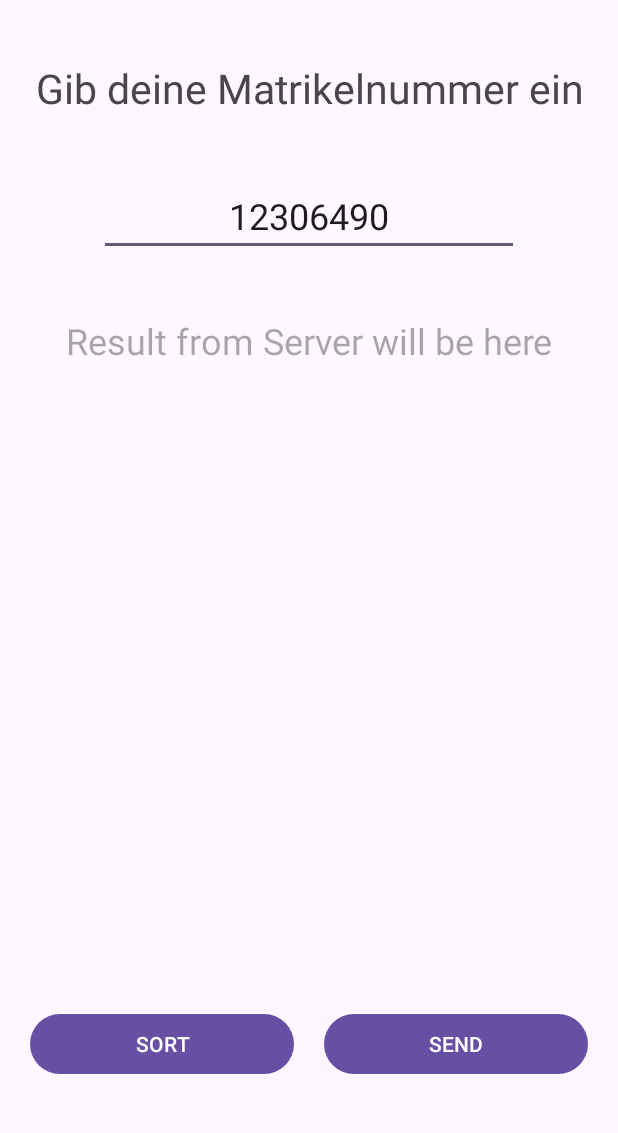
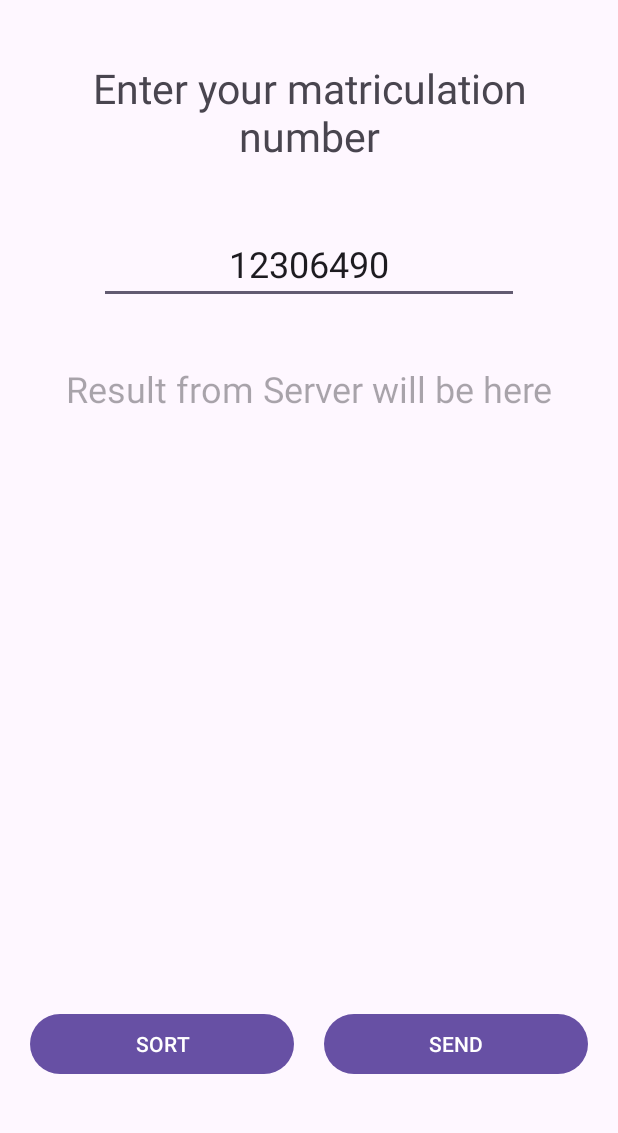
Before and after one commit to dapopovic/SE2Einzelphase, an Android app: the screen it shows after launch (MainActivity), on a phone screen of 412 x 824 dp, the part 96-1229 px from its top. Run offline under Robolectric (Android 15) with nearby library versions, the phone set to English and light mode, and no system bars.

Commit message:
Update text in activity_main.xml to be in english

```diff
--- a/app/src/main/res/layout/activity_main.xml
+++ b/app/src/main/res/layout/activity_main.xml
@@ -37,7 +37,7 @@
         android:layout_width="0dp"
         android:layout_height="wrap_content"
         android:gravity="center"
-        android:text="Gib deine Matrikelnummer ein"
+        android:text="Enter your matriculation number"
         android:textSize="27sp"
         app:layout_constraintEnd_toStartOf="@+id/rightGuideline"
         app:layout_constraintStart_toStartOf="@+id/leftGuideline"
@@ -57,7 +57,8 @@
         android:textSize="24sp"
         app:layout_constraintEnd_toStartOf="@+id/rightGuideline"
         app:layout_constraintStart_toStartOf="@+id/leftGuideline"
-        app:layout_constraintTop_toBottomOf="@+id/lblMatr" />
+        app:layout_constraintTop_toBottomOf="@+id/lblMatr"
+        android:autofillHints="" />
 
     <androidx.constraintlayout.widget.Guideline
         android:id="@+id/guideline2"
@@ -91,7 +92,7 @@
             android:layout_weight="1"
             android:autoSizeMaxTextSize="24dp"
             android:onClick="onSort"
-            android:text="Sort"
+            android:text="sort"
             android:textAllCaps="true" />
 
         <Button
```
